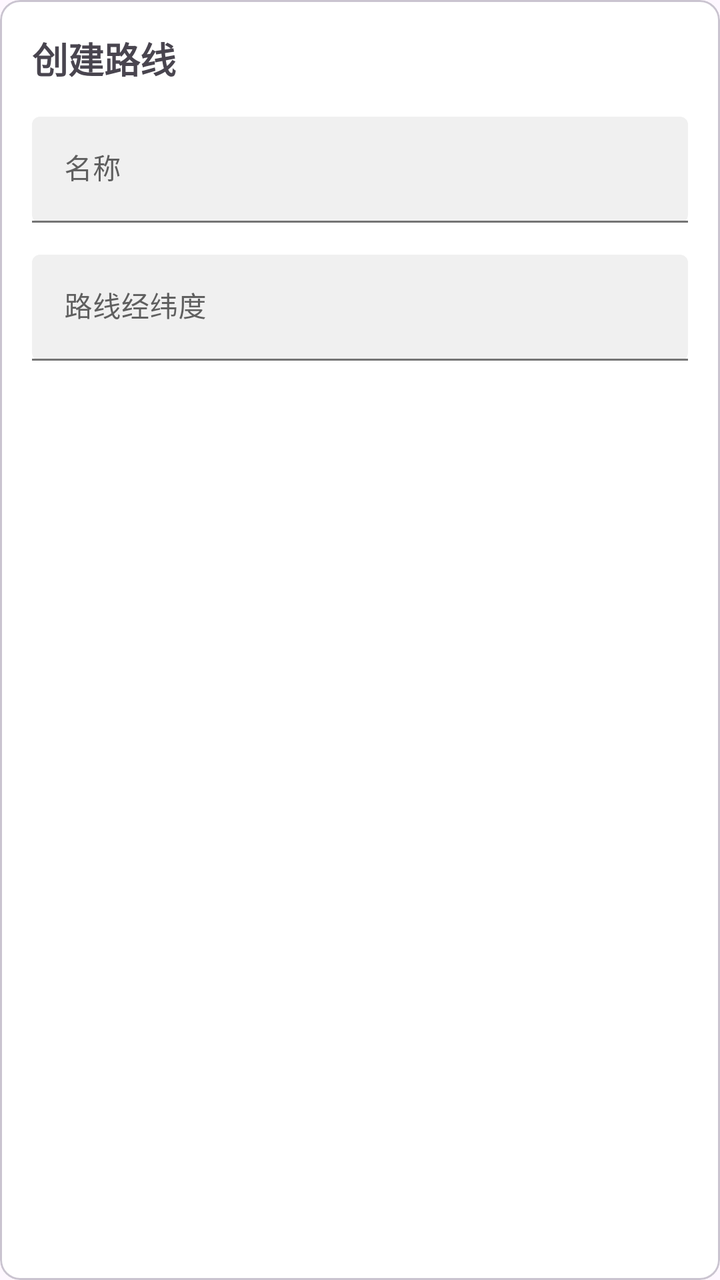
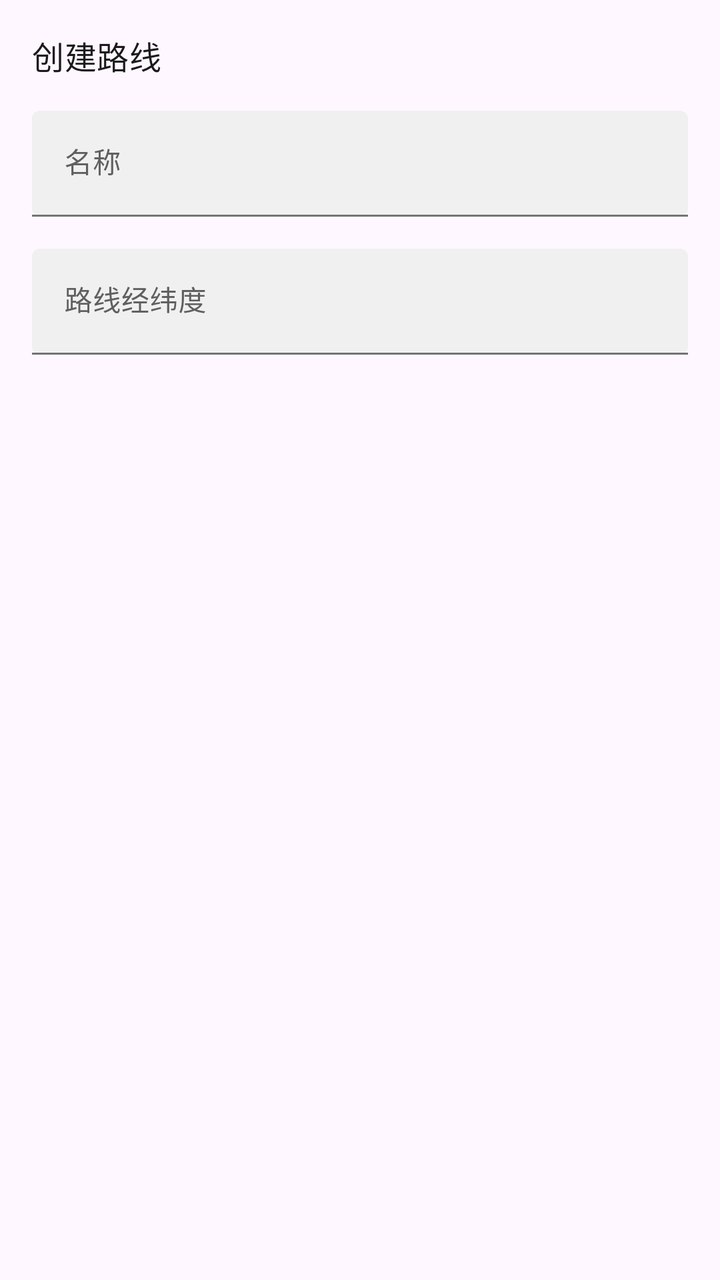

Two renders of the same Android screen: before a commit and after it. Below are the layout's source before the change and the commit's diff.
<!-- AndroidManifest.xml: application theme AppTheme -->
<!-- res/layout/dialog_add_route.xml -->
<?xml version="1.0" encoding="utf-8"?>
<com.google.android.material.card.MaterialCardView
    xmlns:android="http://schemas.android.com/apk/res/android"
    xmlns:app="http://schemas.android.com/apk/res-auto"
    android:layout_width="match_parent"
    android:layout_height="match_parent"
    app:cardCornerRadius="10dp"
    app:cardBackgroundColor="?attr/colorSurface">

    <LinearLayout
        android:layout_width="match_parent"
        android:layout_height="wrap_content"
        android:orientation="vertical"
        android:padding="16dp">

        <TextView
            android:layout_width="match_parent"
            android:layout_height="wrap_content"
            android:text="@string/add_route"
            android:textSize="18sp"
            android:textStyle="bold"/>

        <com.google.android.material.textfield.TextInputLayout
            android:layout_width="match_parent"
            android:layout_height="wrap_content"
            android:layout_marginTop="16dp"
            app:boxBackgroundMode="filled"
            app:boxBackgroundColor="?attr/colorSurfaceVariant"
            android:hint="@string/name">

            <com.google.android.material.textfield.TextInputEditText
                android:id="@+id/etRouteName"
                android:layout_width="match_parent"
                android:layout_height="wrap_content"
                android:imeOptions="actionNext"
                android:inputType="text"
                android:singleLine="true"
                android:textColor="?attr/colorOnSurface"
                android:textAppearance="@style/TextAppearance.Material3.BodyMedium">

                
            </com.google.android.material.textfield.TextInputEditText>
        </com.google.android.material.textfield.TextInputLayout>

        <com.google.android.material.textfield.TextInputLayout
            android:layout_width="match_parent"
            android:layout_height="wrap_content"
            android:layout_marginTop="16dp"
            app:boxBackgroundMode="filled"
            app:boxBackgroundColor="?attr/colorSurfaceVariant"
            android:hint="@string/route_set">

            <com.google.android.material.textfield.TextInputEditText
                android:id="@+id/etRouteSet"
                android:layout_width="match_parent"
                android:layout_height="wrap_content"
                android:imeOptions="actionNext"
                android:inputType="text"
                android:singleLine="true"
                android:textColor="?attr/colorOnSurface"
                android:textAppearance="@style/TextAppearance.Material3.BodyMedium">
            </com.google.android.material.textfield.TextInputEditText>
        </com.google.android.material.textfield.TextInputLayout>

    </LinearLayout>
</com.google.android.material.card.MaterialCardView>
<!-- resources referenced by this layout -->
<resources>
  <string name="add_route">创建路线</string>
  <string name="name">名称</string>
  <string name="route_set">路线经纬度</string>
  <style name="AppTheme" parent="Theme.Material3.Light.NoActionBar">
          
          <item name="colorPrimary">#5F5F5F</item>
          <item name="colorOnPrimary">#FFFFFF</item>
          <item name="colorPrimaryContainer">#E0E0E0</item>
          <item name="colorOnPrimaryContainer">#1E1E1E</item>
          <item name="colorSecondary">#494949</item>
          <item name="colorOnSecondary">#FFFFFF</item>
          <item name="colorSecondaryContainer">#E7E7E7</item>
          <item name="colorOnSecondaryContainer">#2A2A2A</item>
          <item name="colorSurface">#FFFFFF</item>
          <item name="colorOnSurface">#1A1A1A</item>
          <item name="colorSurfaceVariant">#F0F0F0</item>
          <item name="colorOnSurfaceVariant">#5F5F5F</item>
          <item name="colorOutline">#747474</item>
  
          
          <item name="android:statusBarColor">@android:color/transparent</item>
          <item name="android:windowDrawsSystemBarBackgrounds">true</item>
          <item name="android:windowTranslucentStatus">true</item>
          <item name="windowActionModeOverlay">true</item>
          <item name="windowActionBar">false</item>
          <item name="windowNoTitle">true</item>
  
          
          <item name="searchViewStyle">@style/Portal.SearchViewStyle</item>
          <item name="sliderStyle">@style/Portal.SliderTheme</item>
      </style>
  <style name="Portal.SearchViewStyle" parent="Widget.AppCompat.SearchView" />
  <style name="Portal.SliderTheme" parent="Widget.Material3.Slider" />
</resources>

<!-- the commit's change to res/layout/dialog_add_route.xml (unified diff, before → after) -->
@@ -1,24 +1,18 @@
 <?xml version="1.0" encoding="utf-8"?>
-<com.google.android.material.card.MaterialCardView
+<LinearLayout
     xmlns:android="http://schemas.android.com/apk/res/android"
     xmlns:app="http://schemas.android.com/apk/res-auto"
     android:layout_width="match_parent"
-    android:layout_height="match_parent"
-    app:cardCornerRadius="10dp"
-    app:cardBackgroundColor="?attr/colorSurface">
-
-    <LinearLayout
-        android:layout_width="match_parent"
-        android:layout_height="wrap_content"
-        android:orientation="vertical"
-        android:padding="16dp">
+    android:layout_height="wrap_content"
+    android:orientation="vertical"
+    android:padding="16dp">
 
         <TextView
             android:layout_width="match_parent"
             android:layout_height="wrap_content"
             android:text="@string/add_route"
-            android:textSize="18sp"
-            android:textStyle="bold"/>
+            android:textAppearance="?attr/textAppearanceTitleMedium"
+            android:textColor="?attr/colorOnSurface"/>
 
         <com.google.android.material.textfield.TextInputLayout
             android:layout_width="match_parent"
@@ -62,5 +56,4 @@
             </com.google.android.material.textfield.TextInputEditText>
         </com.google.android.material.textfield.TextInputLayout>
 
-    </LinearLayout>
-</com.google.android.material.card.MaterialCardView>
+</LinearLayout>
